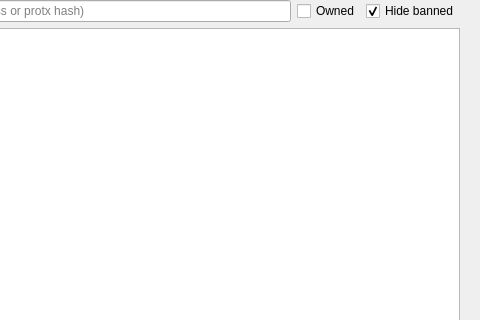
SmartiesCoin/Smartiecoin, file src/qt/forms/masternodelist.ui: the form before one commit; both pictures show x 282 to 762 and y 0 to 320 of the 762 by 457 pixel window.
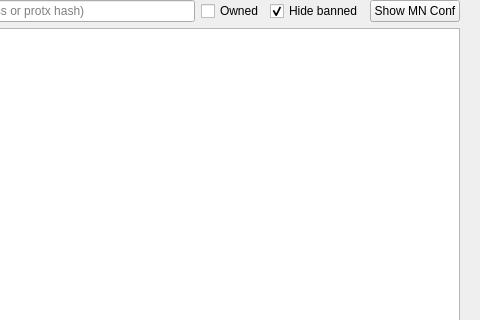
The form after the commit.

Diff of the .ui file:
```diff
--- a/src/qt/forms/masternodelist.ui
+++ b/src/qt/forms/masternodelist.ui
@@ -93,6 +93,16 @@
            </property>
           </widget>
          </item>
+         <item>
+          <widget class="QPushButton" name="showMnConfButton">
+           <property name="toolTip">
+            <string>Open masternode.conf</string>
+           </property>
+           <property name="text">
+            <string>Show MN Conf</string>
+           </property>
+          </widget>
+         </item>
         </layout>
        </item>
        <item row="1" column="0">
```
